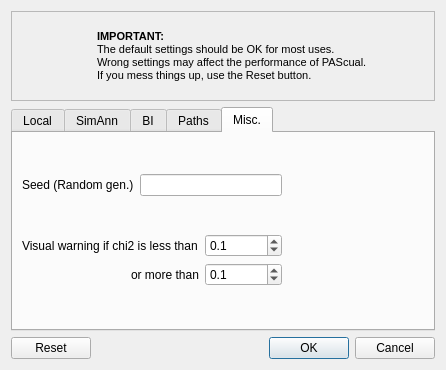
Old version of the form Options.ui in the repository cpascual/PAScual.
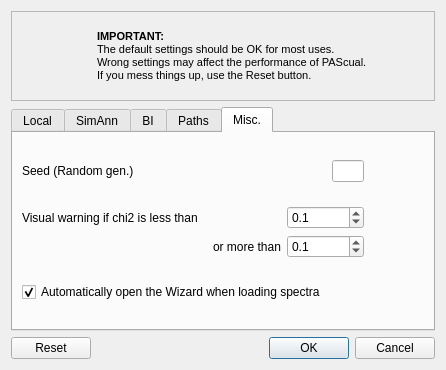
New version of the form. The open tabs and pages were chosen to show the change. Icons and pictures are not drawn.

Commit message: Updated User Manual.html Added support for loading/saving to PAScual format (added PAScual File Loader Class). Also added saving to LT format. Changes in File Menu. Removed Load/Save parameters. Implemented "Save Spectra as..." option. Load/Save Parameters buttons added to parameters tab (actions not yet implemented) Added option to select whether the wizard is to be invoked on load or not. Changed version string to 1.2.99 to signify that this is not the release 1.3

```diff
--- a/Options.ui
+++ b/Options.ui
@@ -795,6 +795,16 @@
          </property>
         </spacer>
        </item>
+       <item row="2" column="0" >
+        <widget class="QCheckBox" name="autoWizardOnLoadCB" >
+         <property name="text" >
+          <string>Automatically open the Wizard when loading spectra</string>
+         </property>
+         <property name="checked" >
+          <bool>true</bool>
+         </property>
+        </widget>
+       </item>
       </layout>
      </widget>
     </widget>
```
Left out of the diff: 3 changed lines with no effect on the pictures. The commit also changes 10 other files.
